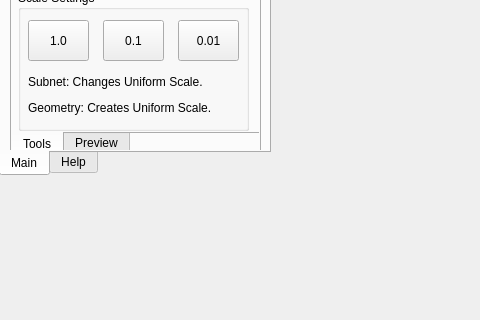
Old version of the form Assets/Hou2Daz.ui in the repository SideswipeeZ/daz2hou_helper; both pictures show x 0 to 480 and y 449 to 769 of the 579 by 769 pixel window.
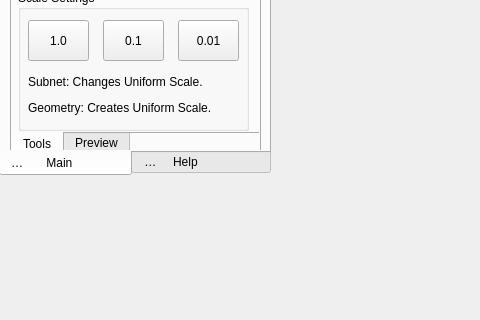
New version of the form.

The edit to the form file:
```diff
--- a/Assets/Hou2Daz.ui
+++ b/Assets/Hou2Daz.ui
@@ -65,7 +65,7 @@
    </property>
    <widget class="QWidget" name="tab_6">
     <attribute name="title">
-     <string>Main</string>
+     <string>                 Main              </string>
     </attribute>
     <widget class="QTabWidget" name="tabWidget">
      <property name="geometry">
@@ -464,7 +464,7 @@
    </widget>
    <widget class="QWidget" name="tab_7">
     <attribute name="title">
-     <string>Help</string>
+     <string>                Help                  </string>
     </attribute>
     <widget class="QLabel" name="lbl_help">
      <property name="geometry">
```
